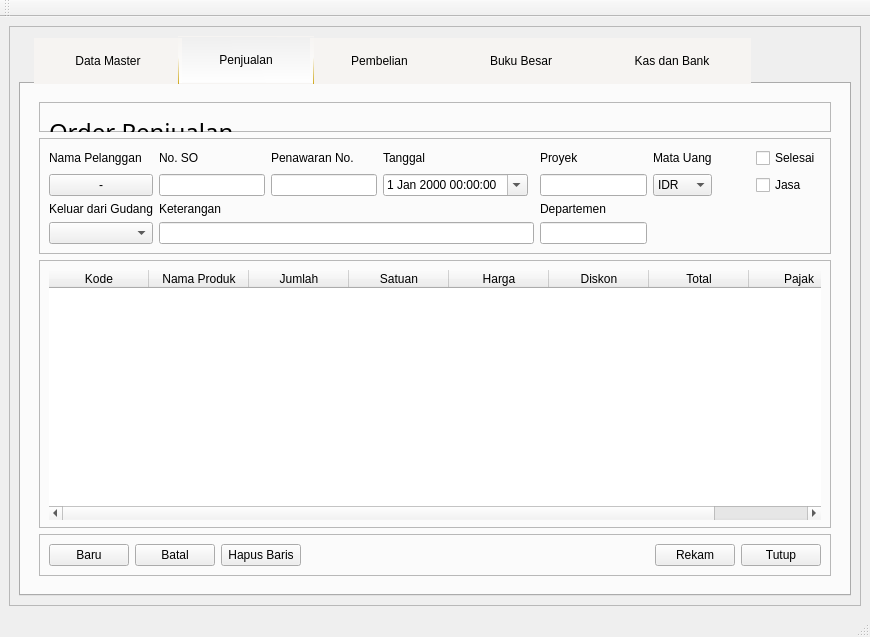
The window that GUI.ui (fnugrahendi/petuk.corp) describes before a commit, drawn with Qt 5.
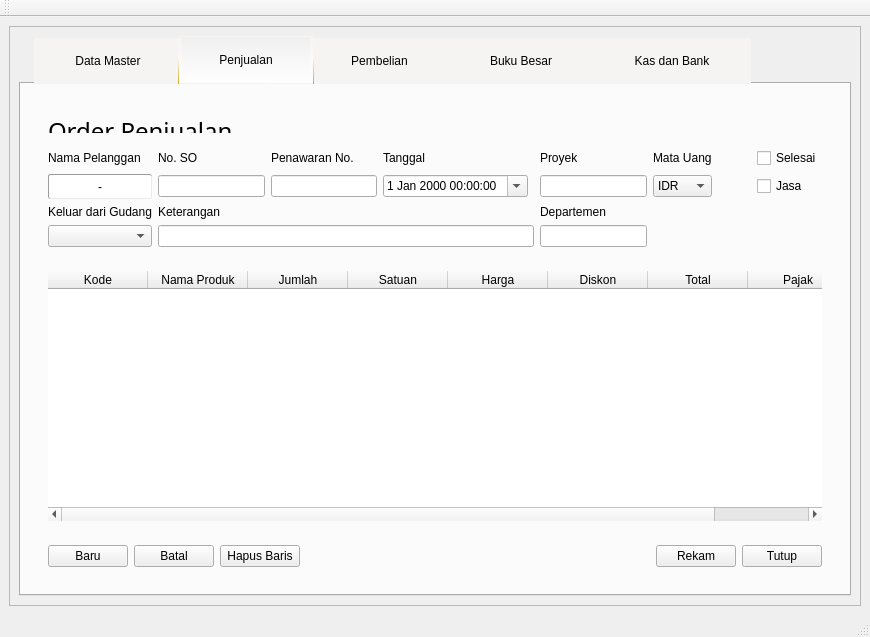
The same window after the commit. The open tabs and pages were chosen to show the change. Icons and pictures are not drawn.

Commit message: gui: style tombol; no frame;

What changed in the file:
```diff
--- a/GUI.ui
+++ b/GUI.ui
@@ -3983,6 +3983,9 @@
           <layout class="QVBoxLayout" name="verticalLayout_4">
            <item>
             <widget class="QStackedWidget" name="st_Penjualan">
+             <property name="frameShape">
+              <enum>QFrame::NoFrame</enum>
+             </property>
              <property name="currentIndex">
               <number>0</number>
              </property>
@@ -4720,7 +4723,7 @@
                   </size>
                  </property>
                  <property name="frameShape">
-                  <enum>QFrame::StyledPanel</enum>
+                  <enum>QFrame::NoFrame</enum>
                  </property>
                  <property name="frameShadow">
                   <enum>QFrame::Raised</enum>
@@ -4766,7 +4769,7 @@
                   </sizepolicy>
                  </property>
                  <property name="frameShape">
-                  <enum>QFrame::StyledPanel</enum>
+                  <enum>QFrame::NoFrame</enum>
                  </property>
                  <property name="frameShadow">
                   <enum>QFrame::Raised</enum>
@@ -4891,6 +4894,14 @@
                   </item>
                   <item row="1" column="0">
                    <widget class="QPushButton" name="tb_Penjualan_OrderPenjualan_Nama">
+                    <property name="styleSheet">
+                     <string notr="true">border-style:inset;
+     border-width:1px;
+     border-radius:2px;
+     border-color:rgb(156, 156, 156);
+     background-color:#ffffff;
+     min-height:23px;</string>
+                    </property>
                     <property name="text">
                      <string>-</string>
                     </property>
@@ -4915,7 +4926,7 @@
                   </sizepolicy>
                  </property>
                  <property name="frameShape">
-                  <enum>QFrame::StyledPanel</enum>
+                  <enum>QFrame::NoFrame</enum>
                  </property>
                  <property name="frameShadow">
                   <enum>QFrame::Raised</enum>
@@ -5016,7 +5027,7 @@
                   </sizepolicy>
                  </property>
                  <property name="frameShape">
-                  <enum>QFrame::StyledPanel</enum>
+                  <enum>QFrame::NoFrame</enum>
                  </property>
                  <property name="frameShadow">
                   <enum>QFrame::Raised</enum>
```
Left out of the diff: 68 changed lines with no effect on the pictures. The commit also changes 1 other file.
